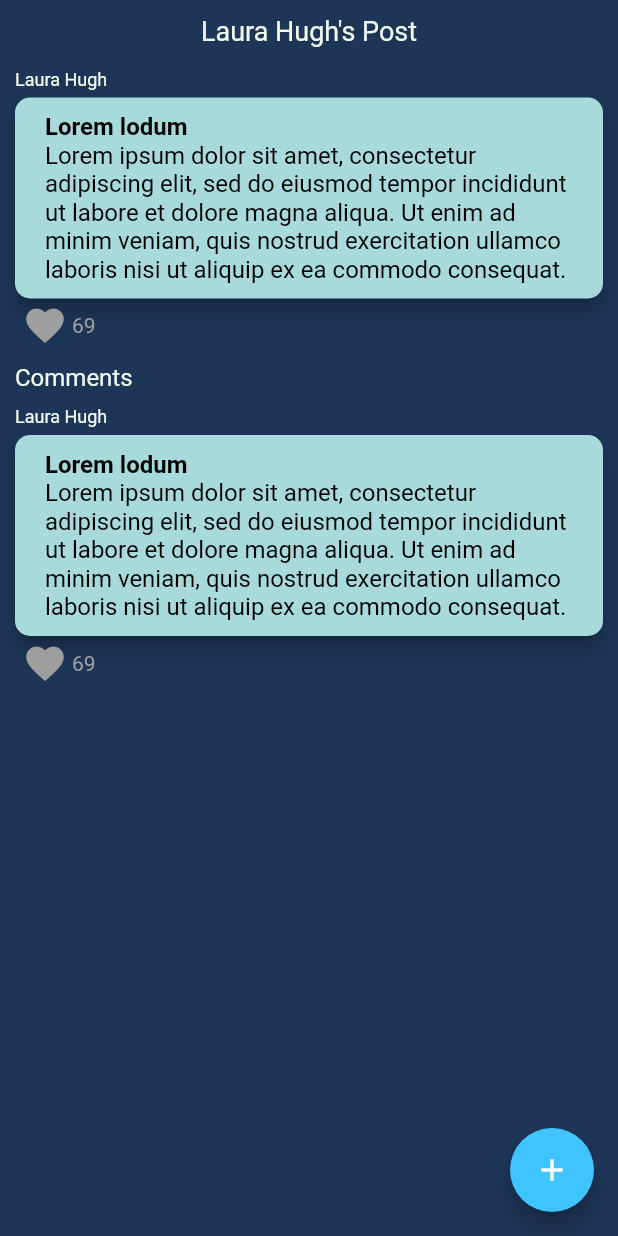
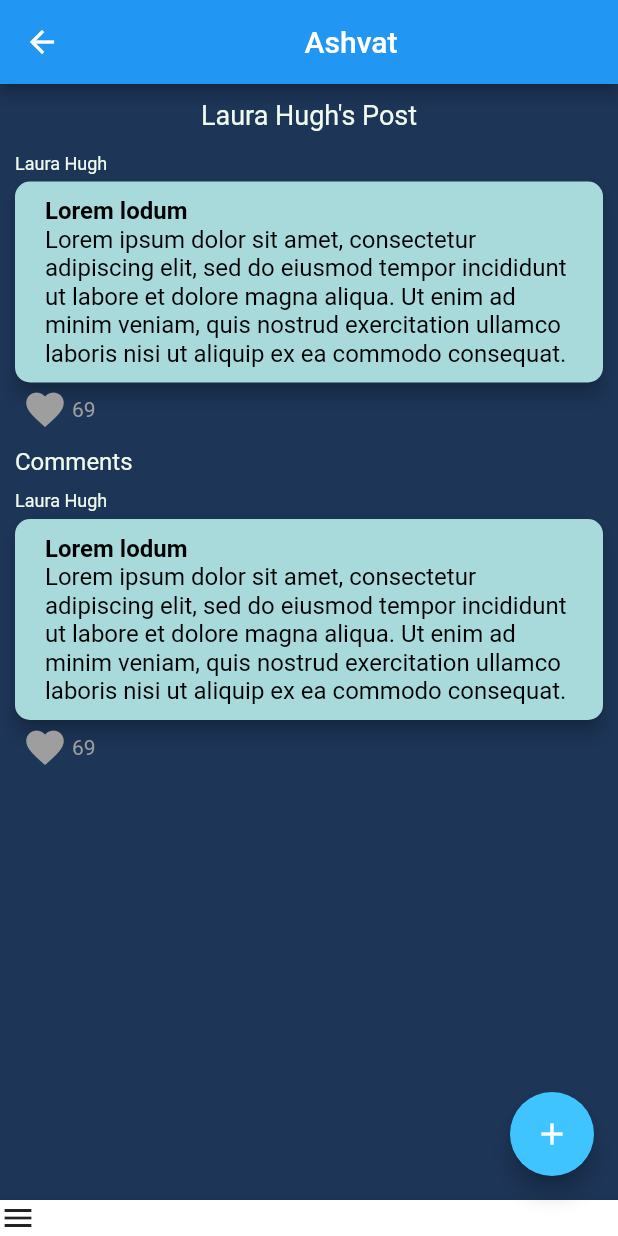
Before and after one commit to Harshpatel249/Echos, a Flutter app: the CommunityPage screen opened by its route, after a tap on "Comments", on a phone screen of 412 x 824 dp. Run offline on Flutter 3.47's test engine with Material 2 defaults, Android fonts, the phone set to English and light mode, and no system bars; drawn by our look-alikes of like_button; our stand-ins replace expandable.

Commit message:
Navbar Appbar

```diff
--- a/lib/main.dart
+++ b/lib/main.dart
@@ -24,7 +24,7 @@ class MyApp extends StatelessWidget {
           ),
         ),
       ),
-      initialRoute: ChapterList.id,
+      initialRoute: CommunityPage.id,
       routes: {
         TestScreen.id: (context) => TestScreen(),
         CommunityPage.id: (context) => CommunityPage(),
--- a/lib/screens/communityPage.dart
+++ b/lib/screens/communityPage.dart
@@ -10,6 +10,19 @@ class CommunityPage extends StatelessWidget {
   Widget build(BuildContext context) {
     return SafeArea(
       child: Scaffold(
+        appBar: AppBar(
+          title: Center(
+            child: Text('Ashvat'),
+          ),
+        ),
+        bottomNavigationBar: BottomAppBar(
+          color: Colors.white,
+          child: Row(
+            children: [
+              Icon(Icons.menu),
+            ],
+          ),
+        ),
         floatingActionButton: FloatingActionButton(
           backgroundColor: Colors.lightBlueAccent,
           child: Icon(Icons.add),
--- a/lib/screens/viewPost.dart
+++ b/lib/screens/viewPost.dart
@@ -15,6 +15,19 @@ class ViewPost extends StatelessWidget {
   Widget build(BuildContext context) {
     return SafeArea(
       child: Scaffold(
+        appBar: AppBar(
+          title: Center(
+            child: Text('Ashvat'),
+          ),
+        ),
+        bottomNavigationBar: BottomAppBar(
+          color: Colors.white,
+          child: Row(
+            children: [
+              Icon(Icons.menu),
+            ],
+          ),
+        ),
         floatingActionButton: FloatingActionButton(
           backgroundColor: Colors.lightBlueAccent,
           child: Icon(Icons.add),
```
Also changed, not shown: lib/screens/chapterList.dart (+13 -28 lines).
